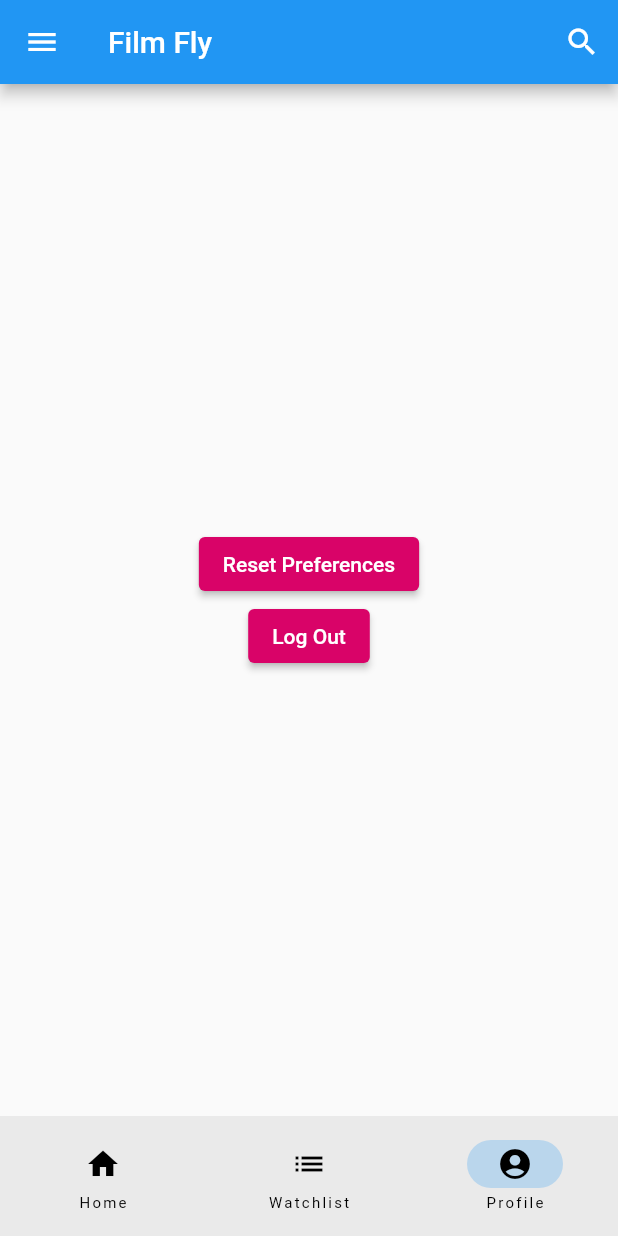
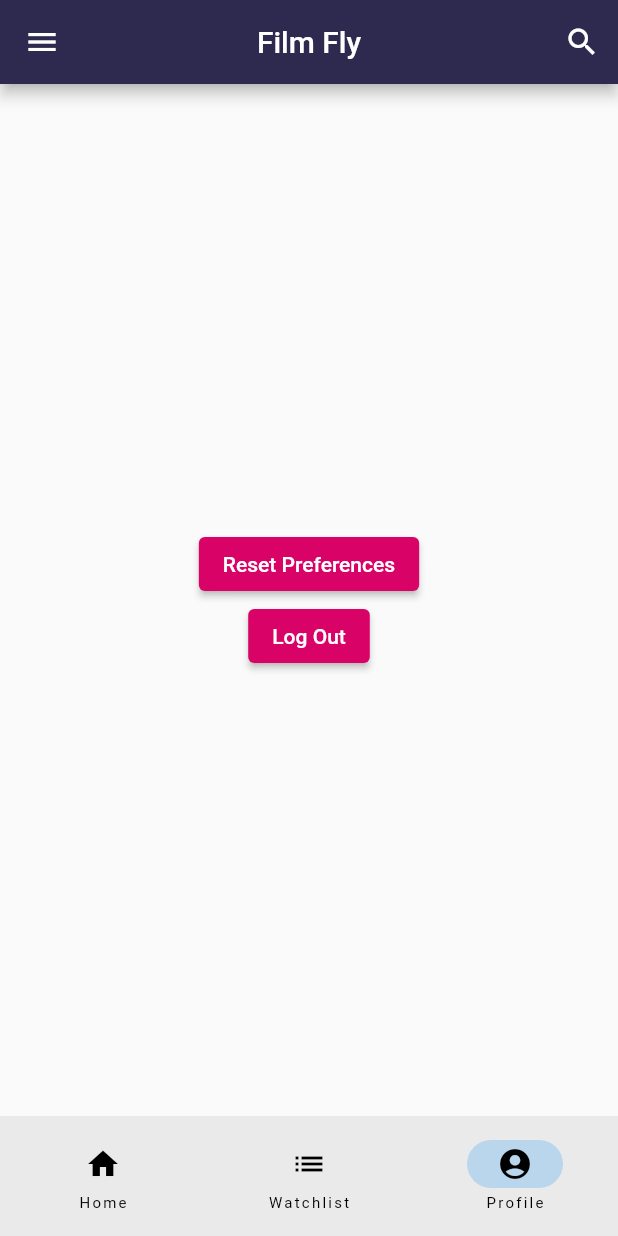
Before and after one commit to OlliePatty/filmfly, a Flutter app: the RootPage screen opened directly, item 3 of the bottom bar chosen, on a phone screen of 412 x 824 dp. Run offline on Flutter 3.47's test engine with Material 2 defaults, Android fonts, the phone set to English and light mode, and no system bars; our stand-ins replace swipe_to.

Commit message:
will update styling for root page

```diff
--- a/lib/root_page.dart
+++ b/lib/root_page.dart
@@ -31,6 +31,8 @@ class _RootPageState extends State<RootPage> {
       ),
       appBar: AppBar(
         title: const Text('Film Fly'),
+        centerTitle: true,
+        backgroundColor: const Color.fromARGB(255, 46, 41, 78),
         actions: [
           IconButton(
             icon: const Icon(Icons.search),
```
